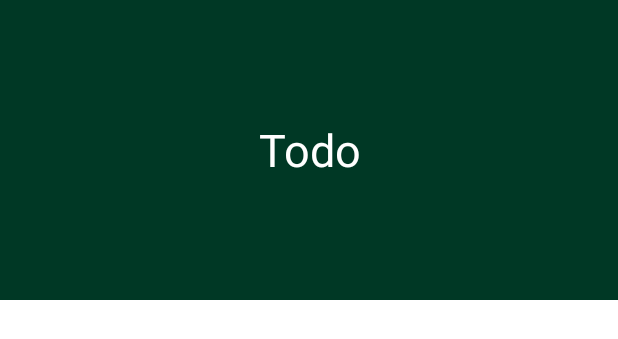
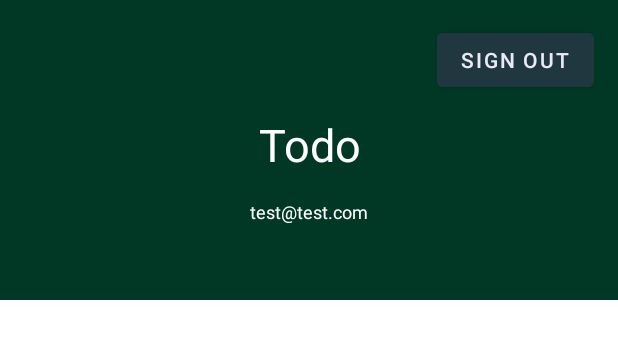
Before and after one commit to mskwak32/toy-todo, an Android app: the layout nav_header.xml on its own in the app's theme, with its tools: preview values and no code run, on a phone screen of 412 x 824 dp. Shown: the top 339 px of the screen. Run offline under Robolectric (Android 15) with nearby library versions, the phone set to English and light mode, and no system bars.

Commit message:
nav header view 로그아웃 버튼및 이메일 추가, 로그인 로그아웃 로직 수정

```diff
--- a/app/src/main/res/layout/nav_header.xml
+++ b/app/src/main/res/layout/nav_header.xml
@@ -1,17 +1,42 @@
 <?xml version="1.0" encoding="utf-8"?>
 <androidx.constraintlayout.widget.ConstraintLayout xmlns:android="http://schemas.android.com/apk/res/android"
+    xmlns:app="http://schemas.android.com/apk/res-auto"
     xmlns:tools="http://schemas.android.com/tools"
     android:layout_width="match_parent"
     android:layout_height="200dp"
-    android:background="@color/primaryDarkColor">
+    android:background="@color/primaryDarkColor"
+    android:padding="16dp">
 
     <TextView
+        android:id="@+id/title"
         android:layout_width="match_parent"
-        android:layout_height="match_parent"
-        android:gravity="center"
+        android:layout_height="wrap_content"
+        android:layout_marginTop="60dp"
+        android:gravity="center_horizontal"
         android:text="@string/todo"
         android:textColor="@color/white"
         android:textSize="30dp"
+        app:layout_constraintTop_toTopOf="parent"
         tools:ignore="SpUsage" />
 
+    <TextView
+        android:id="@+id/email"
+        android:layout_width="match_parent"
+        android:layout_height="wrap_content"
+        android:layout_marginTop="16dp"
+        android:gravity="center_horizontal"
+        android:textColor="@color/white"
+        android:textSize="12sp"
+        app:layout_constraintTop_toBottomOf="@id/title"
+        tools:text="test@test.com" />
+
+    <Button
+        android:id="@+id/signOutButton"
+        android:layout_width="wrap_content"
+        android:layout_height="wrap_content"
+        android:backgroundTint="@color/secondaryDarkColor"
+        android:text="@string/signout"
+        app:layout_constraintRight_toRightOf="parent"
+        app:layout_constraintTop_toTopOf="parent" />
+
 </androidx.constraintlayout.widget.ConstraintLayout>
--- a/app/src/main/res/values/strings.xml
+++ b/app/src/main/res/values/strings.xml
@@ -36,7 +36,8 @@
     <string name="email">Email</string>
     <string name="next">Next</string>
     <string name="password">Password</string>
-    <string name="signin">Sign In</string>
+    <string name="signin">Sign in</string>
+    <string name="signout">Sign out</string>
     <string name="send">Send</string>
     <string name="signup">Create new account</string>
     <string name="recover_password">Recover password</string>
```
Also changed, not shown: app/src/main/java/com/mskwak/toy_todo/ui/SplashActivity.kt (+28 -3 lines), app/src/main/java/com/mskwak/toy_todo/ui/main/MainActivity.kt (+28 -0 lines), app/src/main/java/com/mskwak/toy_todo/ui/main/MainViewModel.kt (added, +19 -0 lines), app/src/main/java/com/mskwak/toy_todo/ui/sign_in/SignInActivity.kt (+1 -10 lines), app/src/main/java/com/mskwak/toy_todo/ui/sign_in/SignInFragment.kt (+4 -4 lines), 1 other file.
